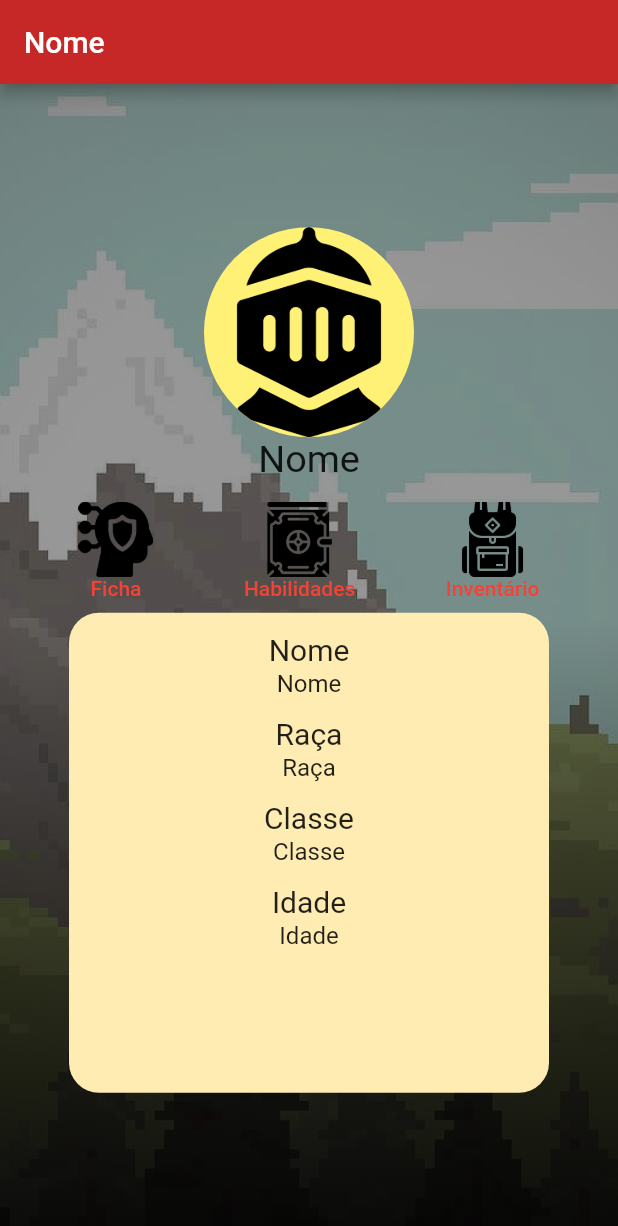
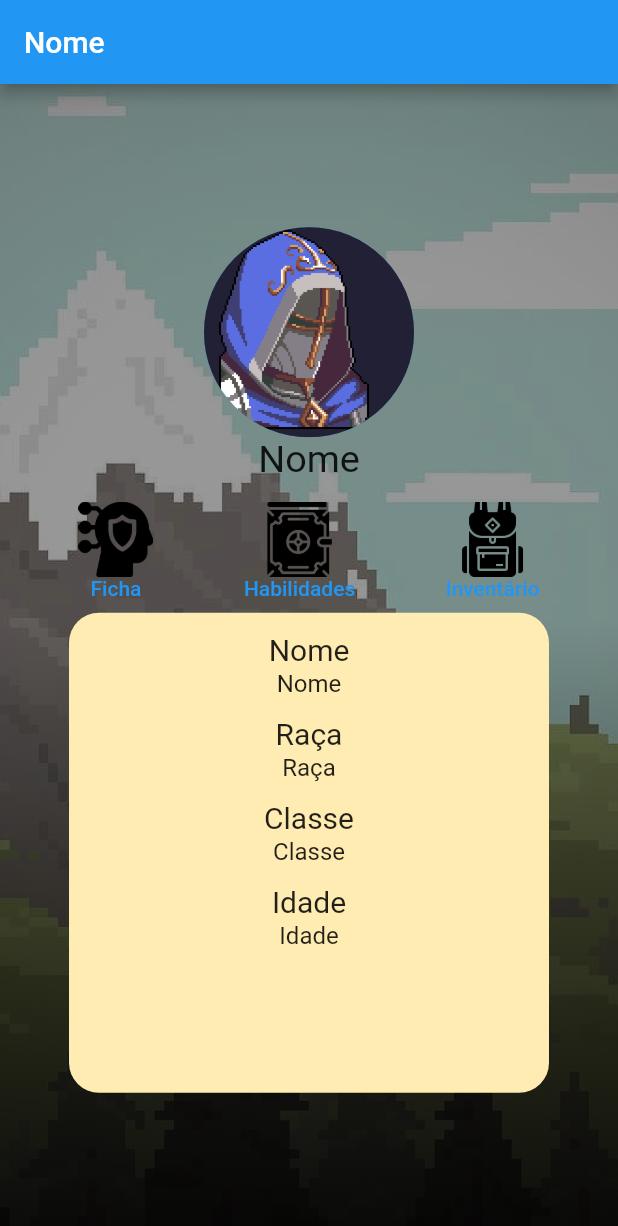
Before and after one commit to jemchaicoski/TraslateRPGApp, a Flutter app: the screen it shows after launch, on a phone screen of 412 x 824 dp. Shown: the top 1226 px of the screen. Run offline on Flutter 3.47's test engine with Material 2 defaults, Android fonts, the light colour scheme and no system bars.

Commit message:
final modifications in front page

```diff
--- a/translate_rpg_app/lib/components/ImageIconWidget.dart
+++ b/translate_rpg_app/lib/components/ImageIconWidget.dart
@@ -11,8 +11,7 @@ class ImageIconWidget extends StatelessWidget {
       children: [
         CircleAvatar(
           radius: 70.0,
-          backgroundImage: AssetImage("images/icons/knight.png"),
-          backgroundColor: Colors.yellow[300],
+          backgroundImage: AssetImage("images/icons/guardian.png"),
         ),
         Text(
           this.name,
--- a/translate_rpg_app/lib/main.dart
+++ b/translate_rpg_app/lib/main.dart
@@ -11,7 +11,7 @@ class MyApp extends StatelessWidget {
     return MaterialApp(
       title: 'Flutter Demo',
       theme: ThemeData(
-        primarySwatch: Colors.red,
+        primarySwatch: Colors.blue,
       ),
       home: MyCharacterPage(characterName: 'Nome'),
     );
--- a/translate_rpg_app/lib/pages/MyCharacterPage.dart
+++ b/translate_rpg_app/lib/pages/MyCharacterPage.dart
@@ -21,7 +21,7 @@ class _MyCharacterPageState extends State<MyCharacterPage> {
       child: Scaffold(
         backgroundColor: Colors.transparent,
         appBar: AppBar(
-          backgroundColor: Colors.red[800],
+          backgroundColor: Colors.blue,
           title: Text(widget.characterName),
         ),
         body: Column(
```
Also changed, not shown: translate_rpg_app/images/icons/guardian.png (added).
